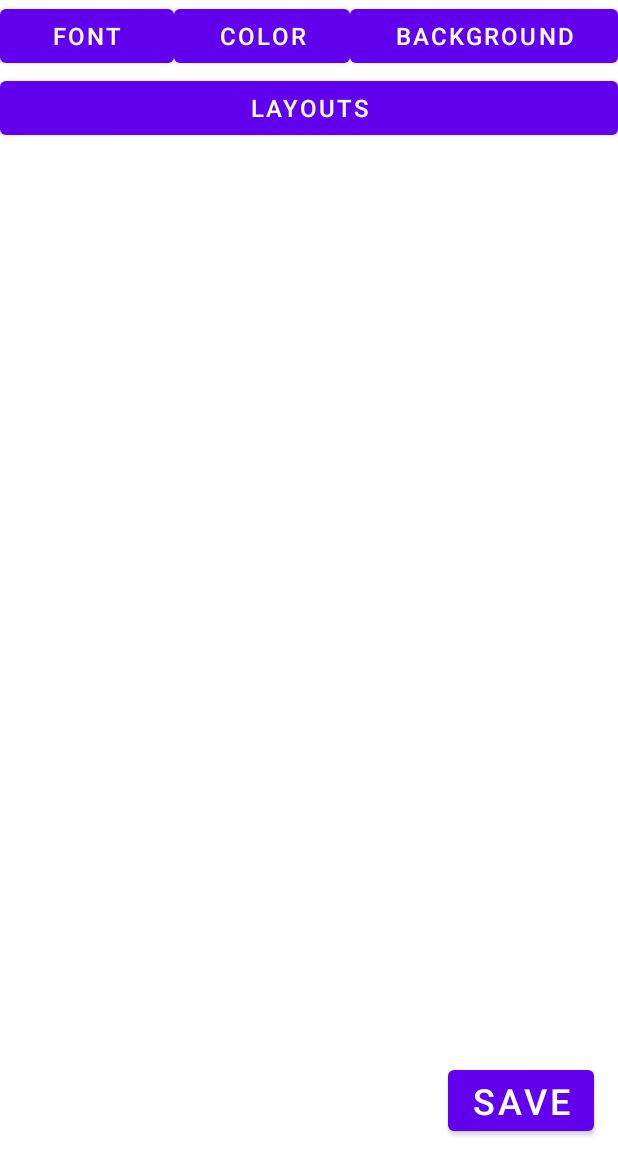
After one commit to ndbautista100/MyScratchApp, an Android app: the CustomizeRecipeFeature screen opened directly, with no data from a screen before it, on a phone screen of 412 x 824 dp. The commit adds this screen. Shown: the top 1175 px of the screen. Run offline under Robolectric (Android 15) with nearby library versions, the phone set to English and light mode, and no system bars.

```diff
--- /dev/null
+++ b/login_screen/app/src/main/java/com/example/scratchappfeature/CustomizeRecipeFeature.java
@@ -0,0 +1,131 @@
+package com.example.scratchappfeature;
+
+import android.content.Intent;
+import android.os.Bundle;
+import android.view.View;
+import android.widget.Button;
+import android.widget.HorizontalScrollView;
+import android.widget.TextView;
+
+import androidx.appcompat.app.AppCompatActivity;
+import androidx.fragment.app.FragmentManager;
+
+import org.w3c.dom.Text;
+
+import classes.Recipe;
+
+public class CustomizeRecipeFeature extends AppCompatActivity {
+
+    private Button fontBtn;
+    private Button colorBtn;
+    private Button backgroundBtn;
+    private Button layoutBtn;
+    private Button saveBtn;
+
+    private HorizontalScrollView layoutScrollView;
+
+    private Button layoutOneBtn;
+    private Button layoutTwoBtn;
+    private Button layoutThreeBtn;
+    private Button layoutFourBtn;
+    private Button layoutFiveBtn;
+    private Button layoutSixBtn;
+
+    FragmentManager fragmentManager = getSupportFragmentManager();
+    private Recipe recipe;
+
+
+    @Override
+    protected void onCreate(Bundle savedInstanceState) {
+
+        //If recipe is getting passed through activities
+        Intent intent = getIntent();
+        if (intent.hasExtra("customize_recipe")) {
+            recipe = (Recipe) intent.getSerializableExtra("customize_recipe");
+            populateRecipe(recipe);
+        }
+
+
+        super.onCreate(savedInstanceState);
+        setContentView(R.layout.activity_customize_recipe_features);
+
+        fontBtn = findViewById(R.id.fontButton);
+        colorBtn = findViewById(R.id.colorButton);
+        backgroundBtn = findViewById(R.id.backgroundButton);
+        layoutBtn = findViewById(R.id.layoutButton);
+        layoutOneBtn = findViewById(R.id.layoutOneButton);
+        layoutScrollView = findViewById(R.id.layoutHorizontalScrollBar);
+        saveBtn = findViewById(R.id.layoutSaveButton);
+
+
+        //Finished picking the customized options
+        saveBtn.setOnClickListener(new View.OnClickListener() {
+            @Override
+            public void onClick(View v) {
+                startActivity(new Intent(getApplicationContext(), ScratchNotesActivity.class));
+                finish();
+            }
+        });
+
+        fontBtn.setOnClickListener(new View.OnClickListener() {
+            @Override
+            public void onClick(View v) {
+                layoutScrollView.setVisibility(View.INVISIBLE);
+            }
+        });
+
+        colorBtn.setOnClickListener(new View.OnClickListener() {
+            @Override
+            public void onClick(View v) {
+                layoutScrollView.setVisibility(View.INVISIBLE);
+            }
+        });
+
+        backgroundBtn.setOnClickListener(new View.OnClickListener() {
+            @Override
+            public void onClick(View v) {
+                layoutScrollView.setVisibility(View.INVISIBLE);
+            }
+        });
+
+        layoutBtn.setOnClickListener(new View.OnClickListener() {
+            @Override
+            public void onClick(View v) {
+                layoutScrollView.setVisibility(View.VISIBLE);
+            }
+        });
+
+        layoutOneBtn.setOnClickListener(new View.OnClickListener() {
+            @Override
+            public void onClick(View v) {
+                inflateFragment(fragmentManager, R.layout.fragment_layout_one);
+            }
+        });
+
+    }
+
+    //Inflate the fragments with the layout we want
+    private void inflateFragment(FragmentManager fragmentManager, int layoutId) {
+        LayoutFragment layout = LayoutFragment.newInstance(layoutId);
+        layout.setRecipe(recipe);
+
+        fragmentManager.beginTransaction()
+                .replace(R.id.layoutFragmentView, layout)
+                .setReorderingAllowed(true)
+                .addToBackStack("name")
+                .commit();
+    }
+
+    //Set recipe values for fragments
+    private void populateRecipe(Recipe recipe) {
+        this.recipe.setName(recipe.getName());
+        this.recipe.setDescription(recipe.getDescription());
+        this.recipe.setIngredients(recipe.getIngredients());
+        this.recipe.setTools(recipe.getTools());
+        this.recipe.setUser_ID(recipe.getUser_ID());
+        this.recipe.setDocument_ID(recipe.getDocument_ID());
+        this.recipe.setLayoutChoice(recipe.getLayoutChoice());
+        this.recipe.setImage_URL(recipe.getImage_URL());
+
+    }
+}
--- /dev/null
+++ b/login_screen/app/src/main/res/layout/activity_customize_recipe_features.xml
@@ -0,0 +1,140 @@
+<?xml version="1.0" encoding="utf-8"?>
+<androidx.constraintlayout.widget.ConstraintLayout xmlns:android="http://schemas.android.com/apk/res/android"
+    xmlns:app="http://schemas.android.com/apk/res-auto"
+    xmlns:tools="http://schemas.android.com/tools"
+    android:layout_width="match_parent"
+    android:layout_height="match_parent">
+
+
+    <LinearLayout
+        android:id="@+id/fontColorBackgroundButton"
+        android:layout_width="match_parent"
+        android:layout_height="wrap_content"
+        android:orientation="horizontal"
+        app:layout_constraintTop_toTopOf="parent"
+        >
+
+
+        <Button
+            android:id="@+id/fontButton"
+            android:layout_width="wrap_content"
+            android:layout_height="wrap_content"
+            android:layout_weight="1"
+            android:text="Font"
+            android:textSize="16sp"/>
+
+        <Button
+            android:id="@+id/colorButton"
+            android:layout_width="wrap_content"
+            android:layout_height="wrap_content"
+            android:layout_weight="1"
+            android:text="Color"
+            android:textSize="16sp"/>
+
+        <Button
+            android:id="@+id/backgroundButton"
+            android:layout_width="wrap_content"
+            android:layout_height="wrap_content"
+            android:layout_weight="1"
+            android:text="Background"
+            android:textSize="16sp"/>
+    </LinearLayout>
+
+    <Button
+        android:id="@+id/layoutButton"
+        android:layout_width="match_parent"
+        android:layout_height="wrap_content"
+        app:layout_constraintTop_toBottomOf="@id/fontColorBackgroundButton"
+        android:text="Layouts"
+        android:textSize="16sp"
+        />
+
+    <androidx.fragment.app.FragmentContainerView
+        android:id="@+id/layoutFragmentView"
+        android:layout_width="match_parent"
+        android:layout_height="wrap_content"
+        app:layout_constraintTop_toBottomOf="@id/layoutButton"
+        app:layout_constraintStart_toStartOf="parent"
+        app:layout_constraintBottom_toBottomOf="parent"
+        app:layout_constraintEnd_toEndOf="parent"
+        />
+
+    <HorizontalScrollView
+        android:id="@+id/layoutHorizontalScrollBar"
+        android:layout_width="match_parent"
+        android:layout_height="wrap_content"
+        android:orientation="horizontal"
+        app:layout_constraintBottom_toBottomOf="parent"
+        app:layout_constraintEnd_toEndOf="parent"
+        app:layout_constraintStart_toStartOf="parent"
+        android:visibility="invisible">
+
+        <LinearLayout
+            android:layout_width="match_parent"
+            android:layout_height="wrap_content"
+            android:orientation="horizontal">
+
+            <Button
+                android:id="@+id/layoutOneButton"
+                android:layout_width="wrap_content"
+                android:layout_height="wrap_content"
+                android:text="1"
+                android:layout_marginHorizontal="4dp"
+                android:textSize="16sp" />
+
+            <Button
+                android:id="@+id/layoutTwoButton"
+                android:layout_width="wrap_content"
+                android:layout_height="wrap_content"
+                android:text="2"
+                android:layout_marginHorizontal="4dp"
+                android:textSize="16sp" />
+
+            <Button
+                android:id="@+id/layoutThreeButton"
+                android:layout_width="wrap_content"
+                android:layout_height="wrap_content"
+                android:text="3"
+                android:layout_marginHorizontal="4dp"
+                android:textSize="16sp" />
+
+            <Button
+                android:id="@+id/layoutFourButton"
+                android:layout_width="wrap_content"
+                android:layout_height="wrap_content"
+                android:text="4"
+                android:layout_marginHorizontal="4dp"
+                android:textSize="16sp" />
+
+            <Button
+                android:id="@+id/layoutFiveButton"
+                android:layout_width="wrap_content"
+                android:layout_height="wrap_content"
+                android:text="5"
+                android:layout_marginHorizontal="4dp"
+                android:textSize="16sp" />
+
+            <Button
+                android:id="@+id/layoutSixButton"
+                android:layout_width="wrap_content"
+                android:layout_height="wrap_content"
+                android:text="6"
+                android:layout_marginHorizontal="4dp"
+                android:textSize="16sp" />
+
+        </LinearLayout>
+
+
+    </HorizontalScrollView>
+
+    <Button
+        android:id="@+id/layoutSaveButton"
+        android:layout_width="wrap_content"
+        android:layout_height="wrap_content"
+        android:text="Save"
+        android:layout_margin="16dp"
+        app:layout_constraintBottom_toTopOf="@id/layoutHorizontalScrollBar"
+        app:layout_constraintEnd_toEndOf="parent"
+        />
+
+</androidx.constraintlayout.widget.ConstraintLayout>
--- a/login_screen/app/src/main/res/values/strings.xml
+++ b/login_screen/app/src/main/res/values/strings.xml
@@ -37,5 +37,6 @@
     <string name="hello_blank_fragment">Hello blank fragment</string>
     <string name="delete">Delete</string>
     <string name="delete_account">Are you sure you want to delete your account?</string>
+    <string name="test">testtesttest\ntesttesttest\ntesttesttest\ntesttest</string>
 
 </resources>
```
Also changed, not shown: login_screen/app/src/main/AndroidManifest.xml (+7 -0 lines), login_screen/app/src/main/java/com/example/scratchappfeature/LayoutFragment.java (added, +81 -0 lines), login_screen/app/src/main/java/com/example/scratchappfeature/LayoutRVAdapter.java (added, +58 -0 lines), login_screen/app/src/main/java/com/example/scratchappfeature/RecipePageActivity.java (+35 -0 lines), login_screen/app/src/main/res/drawable/black_border.xml (added, +8 -0 lines), login_screen/app/src/main/res/layout/activity_recipe_page.xml (+10 -0 lines), login_screen/app/src/main/res/layout/fragment_layout_one.xml (added, +114 -0 lines).
